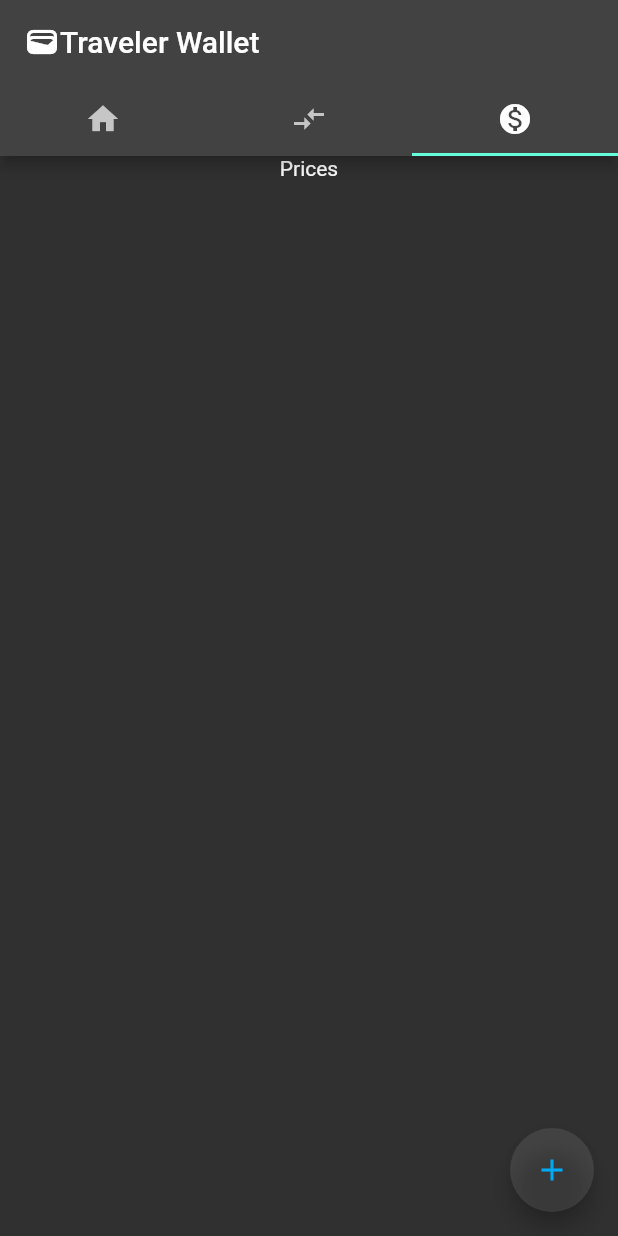
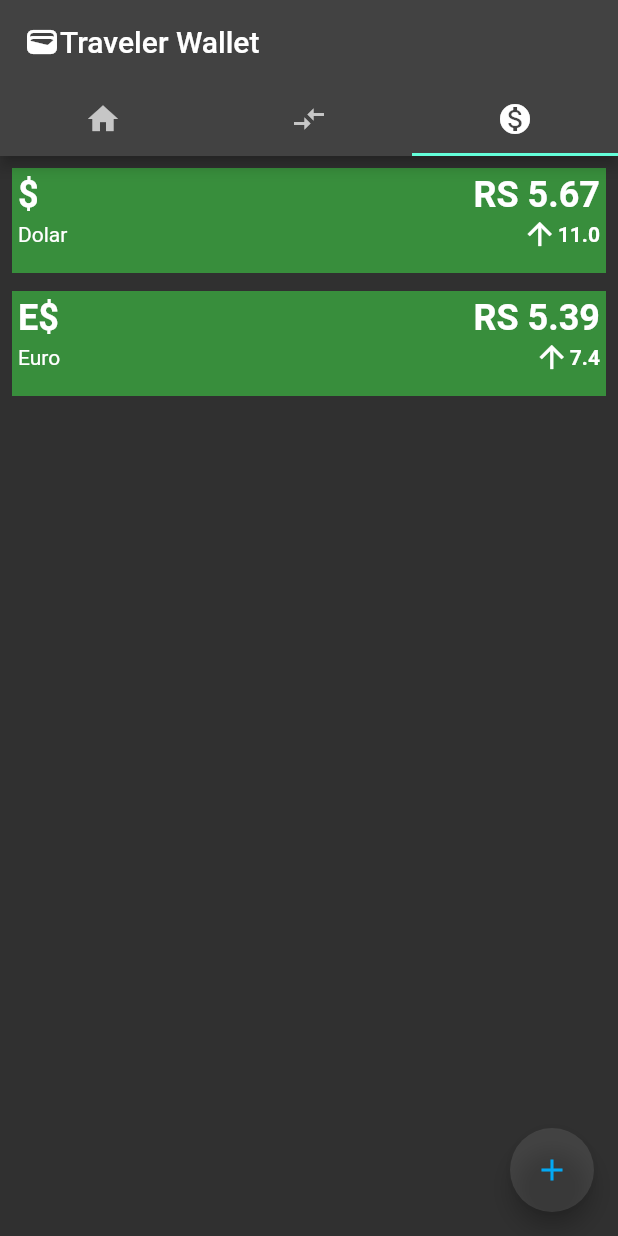
Before and after one commit to FischerRobson/traveler-wallet, a Flutter app: the screen it shows after launch, tab 3 chosen, on a phone screen of 412 x 824 dp. Run offline on Flutter 3.47's test engine with Material 2 defaults, Android fonts, the phone set to English and light mode, and no system bars.

Commit message:
third screen implemented

```diff
--- /dev/null
+++ b/lib/components/currency_container.dart
@@ -0,0 +1,54 @@
+import 'dart:math';
+
+import 'package:flutter/cupertino.dart';
+import 'package:flutter/material.dart';
+
+class CurrencyContainer extends StatelessWidget {
+  final String name;
+  final String symbol;
+  final double value;
+  final double increase;
+
+  const CurrencyContainer({
+    super.key,
+    required this.name,
+    required this.symbol,
+    required this.value,
+    required this.increase,
+  });
+
+
+
+  @override
+  Widget build(BuildContext context) {
+    return Container(
+      padding: const EdgeInsets.all(4),
+      height: 70,
+      margin: const EdgeInsets.only(bottom: 12),
+      color: Colors.green[700],
+      child: Column(
+        children: [
+          Row(
+            mainAxisAlignment: MainAxisAlignment.spaceBetween,
+            children: [
+              Text(symbol, style: TextStyle(fontWeight: FontWeight.bold, fontSize: 24)),
+              Text("RS $value", style: TextStyle(fontWeight: FontWeight.bold, fontSize: 24))
+            ],
+          ),
+          Row(
+            mainAxisAlignment: MainAxisAlignment.spaceBetween,
+            children: [
+              Text(name),
+              Row(
+                children: [
+                  Icon(Icons.arrow_upward),
+                  Text("$increase", style: TextStyle(fontWeight: FontWeight.bold, fontSize: 14)),
+                ],
+              )
+            ],
+          )
+        ],
+      )
+    );
+  }
+}
--- a/lib/screens/prices.dart
+++ b/lib/screens/prices.dart
@@ -1,4 +1,5 @@
 import 'package:flutter/cupertino.dart';
+import 'package:flutter_example/components/currency_container.dart';
 
 class PricesScreen extends StatefulWidget {
   const PricesScreen({super.key});
@@ -11,12 +12,12 @@ class _PricesScreenState extends State<PricesScreen> {
 
   @override
   Widget build(BuildContext context) {
-    return Center(
-      child: Column(
-        children: [
-          Text("Prices"),
-        ],
-      ),
+    return ListView(
+      padding: const EdgeInsets.all(8),
+      children: const [
+        CurrencyContainer(name: "Dolar", symbol: "\$", value: 5.67, increase: 11.0),
+        CurrencyContainer(name: "Euro", symbol: "E\$", value: 5.39, increase: 7.4)
+      ],
     );
   }
 }
```
